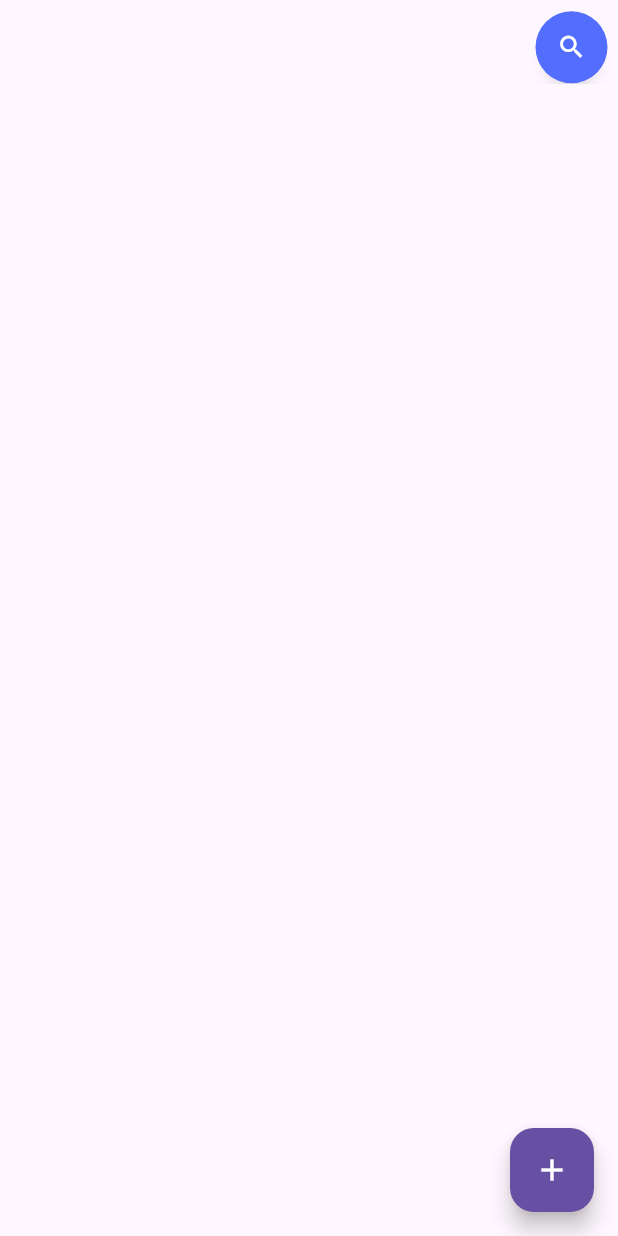
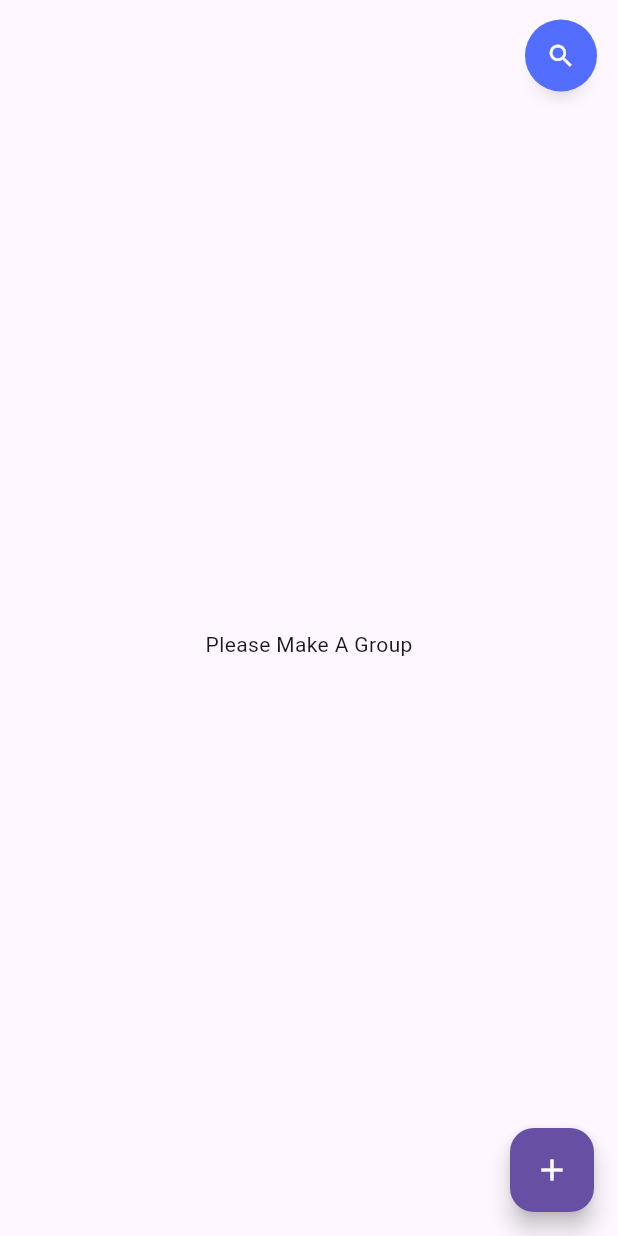
Before and after one commit to MuhammedU05/todo_with_firebase_2, a Flutter app: the GroupScreen screen opened directly, on a phone screen of 412 x 824 dp. Run offline on Flutter 3.47's test engine with Material 3 defaults, Android fonts, the light colour scheme and no system bars; drawn by our look-alikes of anim_search_bar; our stand-ins replace cloud_firestore, date_format, firebase_auth, firebase_core, firebase_database, google_sign_in and 2 more; accounts and stored records are empty; network calls fail.

Commit message:
group chating

```diff
--- a/lib/Utils/variables.dart
+++ b/lib/Utils/variables.dart
@@ -3,6 +3,7 @@
 import 'package:cloud_firestore/cloud_firestore.dart';
 import 'package:date_format/date_format.dart';
 import 'package:firebase_auth/firebase_auth.dart';
+import 'package:firebase_database/firebase_database.dart';
 import 'package:flutter/material.dart';
 import 'package:scrollable_positioned_list/scrollable_positioned_list.dart';
 import 'package:todo_with_firebase_2/Utils/Const/icons.dart';
@@ -14,16 +15,19 @@ var allUserUid;
 var userDocRef = firebaseFirestoreInstance
     .collection('Users')
     .doc(firebaseAuthInstance.currentUser?.uid);
-var allUserRef = firebaseFirestoreInstance
-    .collection('All Users')
-    .doc('All Users');
+var allUserRef =
+    firebaseFirestoreInstance.collection('All Users').doc('All Users');
 var savingUser = firebaseFirestoreInstance.collection('All Users');
 var groupCollection = firebaseFirestoreInstance.collection('Groups');
+final DatabaseReference databaseReference =
+    FirebaseDatabase.instance.ref().child('Groups');
 
 List<bool> toggleButtonsSelection =
     Priority.values.map((Priority e) => e == Priority.mid).toList();
+List<dynamic> currentMessages = [];
 List<String> groups = ['Me'];
 var allUsersDatas;
+  final List<String> gMessages = [];
 
 final firebaseAuthInstance = FirebaseAuth.instance;
 final firebaseFirestoreInstance = FirebaseFirestore.instance;
--- a/lib/screens/Home/Group/groupscreen.dart
+++ b/lib/screens/Home/Group/groupscreen.dart
@@ -1,5 +1,8 @@
 import 'package:anim_search_bar/anim_search_bar.dart';
+import 'package:cloud_firestore/cloud_firestore.dart';
 import 'package:flutter/material.dart';
+import 'package:todo_with_firebase_2/Utils/variables.dart';
+import 'package:todo_with_firebase_2/screens/Home/Group/chatscreen.dart';
 import 'package:todo_with_firebase_2/screens/Home/Group/creategroup.dart';
 
 class GroupScreen extends StatefulWidget {
@@ -11,45 +14,113 @@ class GroupScreen extends StatefulWidget {
 
 class _GroupScreenState extends State<GroupScreen> {
   TextEditingController textController = TextEditingController();
+
   @override
   Widget build(BuildContext context) {
     return Scaffold(
-      appBar: AppBar(
-        automaticallyImplyLeading: false,
-        actions: [
-          Padding(
-            padding: const EdgeInsets.only(right: 7,top: 7),
+      body: Stack(
+        children: [
+          Column(
+            children: [
+              const SizedBox(
+                height: 35,
+              ),
+              Expanded(
+                flex: 1,
+                child: StreamBuilder(
+                    stream: firebaseFirestoreInstance
+                        .collection('Groups')
+                        .where("members", arrayContains: currentUserUid)
+                        .snapshots(),
+                    builder: (context, snapshot) {
+                      var data = snapshot.data;
+                      if (snapshot.connectionState == ConnectionState.waiting) {
+                        return const Text(
+                            'Loading Please Wait..'); // or some loading indicator
+                      } else if (snapshot.hasError) {
+                        return Text('Error: ${snapshot.error}');
+                      } else if (!snapshot.hasData) {
+                        return const Center(
+                          child: Text("No Data Found"),
+                        );
+                      } else if (data!.docs.isEmpty) {
+                        return const Center(
+                          child: Text("Please Make A Group"),
+                        );
+                      }
+                      return ListView.builder(
+                        itemCount: data.docs.length,
+                        itemBuilder: (context, index) {
+                          DocumentSnapshot doc = data.docs[index];
+                          var members = doc.get('members');
+                          // var dataMembers = members.get(field);
+                          if (members != currentUserUid) {}
+                          return Column(
+                            children: [
+                              ListTile(
+                                title: Text(
+                                  doc['groupName'] ?? '',
+                                  style: const TextStyle(fontSize: 20),
+                                ),
+                                subtitle: Text(doc['last Message'] ?? ''),
+                                trailing: Text(doc['updated on'] ?? ''),
+                                onTap: () {
+                                  print('Tapped on Group name');
+                                  Navigator.push(
+                                      context,
+                                      MaterialPageRoute(
+                                          builder: (context) => ChatScreen(
+                                              chat: Chat(
+                                                  doc.id,
+                                                  doc['groupName'] ??
+                                                      'Group'))));
+                                },
+                              ),
+                              const Divider(
+                                thickness: 2.5,
+                              )
+                            ],
+                          );
+                        },
+                      );
+                    }),
+              ),
+            ],
+          ),
+          Positioned(
+            top: -20,
+            right: 7,
+            child: Padding(
+              padding: const EdgeInsets.only(right: 7, top: 7),
               child: AnimSearchBar(
                 autoFocus: true,
-              color:Colors.indigoAccent,
+                color: Colors.indigoAccent,
                 searchIconColor: Colors.white,
                 textFieldColor: Colors.blueAccent,
                 textFieldIconColor: Colors.white,
                 width: 400,
                 textController: textController,
-              // style: const TextStyle(
-              //   // color: Colors.,
-              // ),
                 onSuffixTap: () {
                   setState(() {});
                 },
                 onSubmitted: (v) {},
               ),
             ),
-          // SizedBox(width: MediaQuery.of(context).size.width/1.0111111,child: const SearchBar(),)
+          ),
         ],
       ),
-      // body: ,
       floatingActionButton: FloatingActionButton(
         onPressed: () {
           Navigator.of(context).push(
-                MaterialPageRoute(builder: ((context) => const CreateGroup())));
+            MaterialPageRoute(builder: (context) => const CreateGroup()),
+          );
         },
         backgroundColor: Theme.of(context).primaryColor,
         child: const Icon(
           Icons.add,
           color: Colors.white,
-          )),
+        ),
+      ),
     );
   }
 }
--- a/lib/screens/Home/Tasks/AppBar/appbar.dart
+++ b/lib/screens/Home/Tasks/AppBar/appbar.dart
@@ -16,7 +16,6 @@ AppBar AppBarClass(BuildContext context) {
           onTap: () {
             Navigator.of(context).push(
                 MaterialPageRoute(builder: (context) => const ProfilePage()));
-            // ProfilePage();
           },
           child: Padding(
             padding: const EdgeInsets.all(8.0),
@@ -24,7 +23,6 @@ AppBar AppBarClass(BuildContext context) {
               backgroundImage: Image.network(currentUserAll?.photoURL.toString()??TStrings.userNotFound).image,
             ),
           ),
-          // child: Text('data')
         )
       ]);
 }
--- a/lib/screens/Home/Tasks/Search Screen/searchscreen.dart
+++ b/lib/screens/Home/Tasks/Search Screen/searchscreen.dart
@@ -3,11 +3,8 @@
 import 'package:cloud_firestore/cloud_firestore.dart';
 import 'package:flutter/material.dart';
 import 'package:material_design_icons_flutter/material_design_icons_flutter.dart';
-import 'package:provider/provider.dart';
 import 'package:todo_with_firebase_2/Utils/Const/strings.dart';
-import 'package:todo_with_firebase_2/Utils/Provider/groupprovider.dart';
 import 'package:todo_with_firebase_2/Utils/variables.dart';
-import 'package:uuid/uuid.dart';
 
 class SearchClass extends StatefulWidget {
   const SearchClass({super.key});
@@ -24,8 +21,6 @@ class _SearchClassState extends State<SearchClass> {
     super.initState();
     changedText = '';
     textControllerSearch.text = ' ';
-    context.read<GroupProviderClass>().groupCreation();
-    context.read<GroupProviderClass>().groupCreation();
   }
 
 //f8217500-e743-1e06-95da-57f3c2a5882a
--- a/pubspec.yaml
+++ b/pubspec.yaml
@@ -52,6 +52,7 @@ dependencies:
   uuid: ^4.2.2
   shared_preferences: ^2.2.2
   anim_search_bar: ^2.0.3
+  firebase_database: ^10.3.8
 
 dev_dependencies:
   flutter_test:
```
Also changed, not shown: lib/Utils/Provider/firebaseprovider.dart (+5 -2 lines), lib/Utils/Provider/groupprovider.dart (+196 -17 lines), lib/screens/Home/Group/chatscreen.dart (added, +239 -0 lines), lib/screens/Home/Group/creategroup.dart (+22 -16 lines), lib/screens/Home/Tasks/Card/carddesign.dart (+8 -5 lines), lib/screens/Login/login.dart (+42 -18 lines), lib/screens/profile/profile.dart (+15 -10 lines), pubspec.lock, 1 other file. Lines whose indentation alone changed are shown as unchanged.
